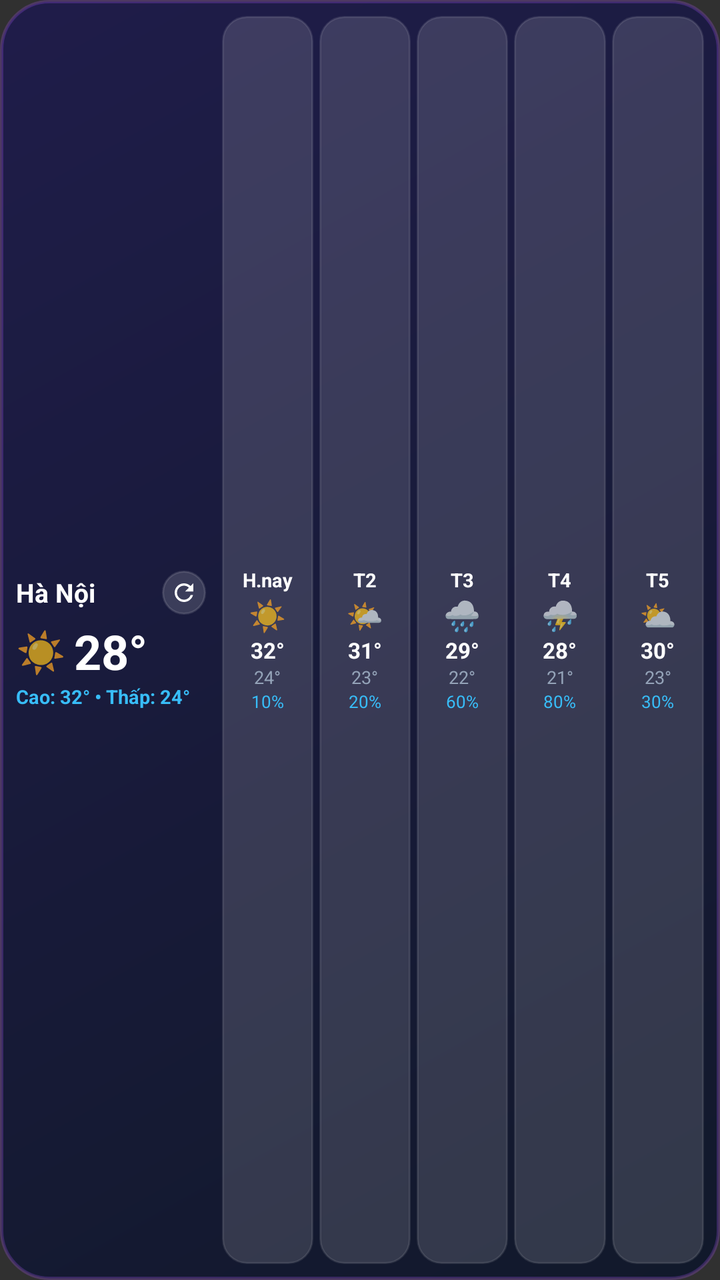
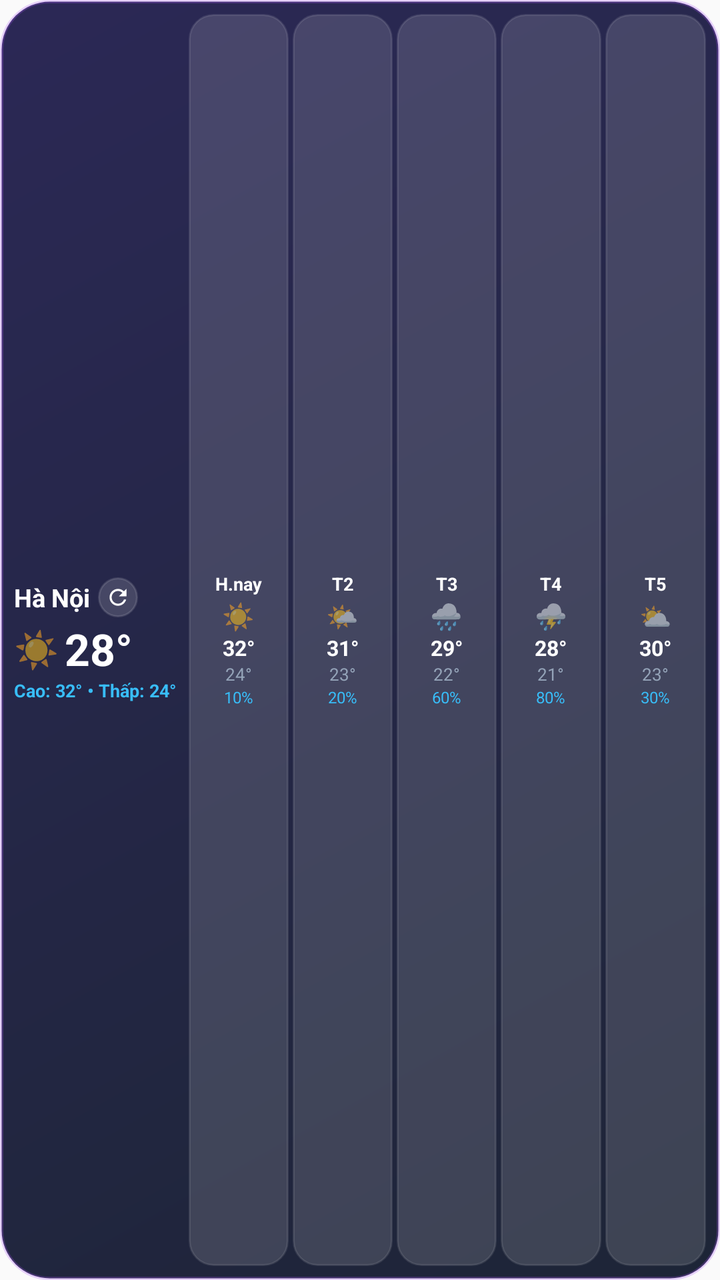

Before-and-after screenshots of an Android layout around one commit, followed by the original layout XML and the change that was made.
<!-- AndroidManifest.xml: application theme Theme.Weather24h -->
<!-- res/layout/weather_widget_forecast.xml -->
<?xml version="1.0" encoding="utf-8"?>
<FrameLayout xmlns:android="http://schemas.android.com/apk/res/android"
    android:id="@+id/forecast_widget_root"
    android:layout_width="match_parent"
    android:layout_height="match_parent">

    
    <ImageView
        android:id="@+id/forecast_widget_bg_layer"
        android:layout_width="match_parent"
        android:layout_height="match_parent"
        android:scaleType="fitXY"
        android:src="@drawable/widget_bg_dark" />

    
    <LinearLayout
        android:id="@+id/forecast_widget_content"
        android:layout_width="match_parent"
        android:layout_height="match_parent"
        android:gravity="center_vertical"
        android:orientation="horizontal"
        android:padding="8dp">

        
        <LinearLayout
            android:layout_width="wrap_content"
            android:layout_height="wrap_content"
            android:layout_marginEnd="8dp"
            android:gravity="center_vertical"
            android:minWidth="95dp"
            android:orientation="vertical">

            <LinearLayout
                android:layout_width="match_parent"
                android:layout_height="wrap_content"
                android:gravity="center_vertical"
                android:orientation="horizontal">

                <TextView
                    android:id="@+id/forecast_widget_city"
                    android:layout_width="0dp"
                    android:layout_height="wrap_content"
                    android:layout_weight="1"
                    android:ellipsize="end"
                    android:maxLines="1"
                    android:text="Hà Nội"
                    android:textColor="#FFFFFF"
                    android:textSize="13sp"
                    android:textStyle="bold" />

                <ImageView
                    android:id="@+id/forecast_widget_btn_refresh"
                    android:layout_width="22dp"
                    android:layout_height="22dp"
                    android:layout_marginStart="4dp"
                    android:background="@drawable/widget_refresh_btn_bg_dark"
                    android:contentDescription="Làm mới thời tiết"
                    android:padding="4dp"
                    android:src="@drawable/ic_refresh" />
            </LinearLayout>

            <LinearLayout
                android:layout_width="wrap_content"
                android:layout_height="wrap_content"
                android:layout_marginTop="2dp"
                android:gravity="center_vertical"
                android:orientation="horizontal">

                <TextView
                    android:id="@+id/forecast_widget_icon"
                    android:layout_width="wrap_content"
                    android:layout_height="wrap_content"
                    android:layout_marginEnd="4dp"
                    android:text="☀️"
                    android:textSize="20sp" />

                <TextView
                    android:id="@+id/forecast_widget_temp"
                    android:layout_width="wrap_content"
                    android:layout_height="wrap_content"
                    android:text="28°"
                    android:textColor="#FFFFFF"
                    android:textSize="24sp"
                    android:textStyle="bold" />
            </LinearLayout>

            <TextView
                android:id="@+id/forecast_widget_desc"
                android:layout_width="wrap_content"
                android:layout_height="wrap_content"
                android:ellipsize="end"
                android:maxLines="1"
                android:text="Cao: 32° • Thấp: 24°"
                android:textColor="#38BDF8"
                android:textSize="9.5sp"
                android:textStyle="bold" />
        </LinearLayout>

        
        <LinearLayout
            android:layout_width="0dp"
            android:layout_height="match_parent"
            android:layout_weight="1"
            android:gravity="center_vertical"
            android:orientation="horizontal">

            
            <LinearLayout
                android:id="@+id/forecast_chip_0"
                android:layout_width="0dp"
                android:layout_height="match_parent"
                android:layout_marginEnd="3dp"
                android:layout_weight="1"
                android:background="@drawable/widget_hour_chip_dark"
                android:gravity="center"
                android:orientation="vertical"
                android:padding="2dp">

                <TextView
                    android:id="@+id/day0_label"
                    android:layout_width="wrap_content"
                    android:layout_height="wrap_content"
                    android:text="H.nay"
                    android:textColor="#FFFFFF"
                    android:textSize="9.5sp"
                    android:textStyle="bold" />

                <TextView
                    android:id="@+id/day0_icon"
                    android:layout_width="wrap_content"
                    android:layout_height="wrap_content"
                    android:layout_marginTop="1dp"
                    android:text="☀️"
                    android:textSize="15sp" />

                <TextView
                    android:id="@+id/day0_temp_max"
                    android:layout_width="wrap_content"
                    android:layout_height="wrap_content"
                    android:text="32°"
                    android:textColor="#FFFFFF"
                    android:textSize="11sp"
                    android:textStyle="bold" />

                <TextView
                    android:id="@+id/day0_temp_min"
                    android:layout_width="wrap_content"
                    android:layout_height="wrap_content"
                    android:text="24°"
                    android:textColor="#94A3B8"
                    android:textSize="9sp" />

                <TextView
                    android:id="@+id/day0_rain"
                    android:layout_width="wrap_content"
                    android:layout_height="wrap_content"
                    android:text="10%"
                    android:textColor="#38BDF8"
                    android:textSize="8.5sp" />
            </LinearLayout>

            
            <LinearLayout
                android:id="@+id/forecast_chip_1"
                android:layout_width="0dp"
                android:layout_height="match_parent"
                android:layout_marginEnd="3dp"
                android:layout_weight="1"
                android:background="@drawable/widget_hour_chip_dark"
                android:gravity="center"
                android:orientation="vertical"
                android:padding="2dp">

                <TextView
                    android:id="@+id/day1_label"
                    android:layout_width="wrap_content"
                    android:layout_height="wrap_content"
                    android:text="T2"
                    android:textColor="#FFFFFF"
                    android:textSize="9.5sp"
                    android:textStyle="bold" />

                <TextView
                    android:id="@+id/day1_icon"
                    android:layout_width="wrap_content"
                    android:layout_height="wrap_content"
                    android:layout_marginTop="1dp"
                    android:text="🌤️"
                    android:textSize="15sp" />

                <TextView
                    android:id="@+id/day1_temp_max"
                    android:layout_width="wrap_content"
                    android:layout_height="wrap_content"
                    android:text="31°"
                    android:textColor="#FFFFFF"
                    android:textSize="11sp"
                    android:textStyle="bold" />

                <TextView
                    android:id="@+id/day1_temp_min"
                    android:layout_width="wrap_content"
                    android:layout_height="wrap_content"
                    android:text="23°"
                    android:textColor="#94A3B8"
                    android:textSize="9sp" />

                <TextView
                    android:id="@+id/day1_rain"
                    android:layout_width="wrap_content"
                    android:layout_height="wrap_content"
                    android:text="20%"
                    android:textColor="#38BDF8"
                    android:textSize="8.5sp" />
            </LinearLayout>

            
            <LinearLayout
                android:id="@+id/forecast_chip_2"
                android:layout_width="0dp"
                android:layout_height="match_parent"
                android:layout_marginEnd="3dp"
                android:layout_weight="1"
                android:background="@drawable/widget_hour_chip_dark"
                android:gravity="center"
                android:orientation="vertical"
                android:padding="2dp">

                <TextView
                    android:id="@+id/day2_label"
                    android:layout_width="wrap_content"
                    android:layout_height="wrap_content"
                    android:text="T3"
                    android:textColor="#FFFFFF"
                    android:textSize="9.5sp"
                    android:textStyle="bold" />

                <TextView
                    android:id="@+id/day2_icon"
                    android:layout_width="wrap_content"
                    android:layout_height="wrap_content"
                    android:layout_marginTop="1dp"
                    android:text="🌧️"
                    android:textSize="15sp" />

                <TextView
                    android:id="@+id/day2_temp_max"
                    android:layout_width="wrap_content"
                    android:layout_height="wrap_content"
                    android:text="29°"
                    android:textColor="#FFFFFF"
                    android:textSize="11sp"
                    android:textStyle="bold" />

                <TextView
                    android:id="@+id/day2_temp_min"
                    android:layout_width="wrap_content"
                    android:layout_height="wrap_content"
                    android:text="22°"
                    android:textColor="#94A3B8"
                    android:textSize="9sp" />

                <TextView
                    android:id="@+id/day2_rain"
                    android:layout_width="wrap_content"
                    android:layout_height="wrap_content"
                    android:text="60%"
                    android:textColor="#38BDF8"
                    android:textSize="8.5sp" />
            </LinearLayout>

            
            <LinearLayout
                android:id="@+id/forecast_chip_3"
                android:layout_width="0dp"
                android:layout_height="match_parent"
                android:layout_marginEnd="3dp"
                android:layout_weight="1"
                android:background="@drawable/widget_hour_chip_dark"
                android:gravity="center"
                android:orientation="vertical"
                android:padding="2dp">

                <TextView
                    android:id="@+id/day3_label"
                    android:layout_width="wrap_content"
                    android:layout_height="wrap_content"
                    android:text="T4"
                    android:textColor="#FFFFFF"
                    android:textSize="9.5sp"
                    android:textStyle="bold" />

                <TextView
                    android:id="@+id/day3_icon"
                    android:layout_width="wrap_content"
                    android:layout_height="wrap_content"
                    android:layout_marginTop="1dp"
                    android:text="⛈️"
                    android:textSize="15sp" />

                <TextView
                    android:id="@+id/day3_temp_max"
                    android:layout_width="wrap_content"
                    android:layout_height="wrap_content"
                    android:text="28°"
                    android:textColor="#FFFFFF"
                    android:textSize="11sp"
                    android:textStyle="bold" />

                <TextView
                    android:id="@+id/day3_temp_min"
                    android:layout_width="wrap_content"
                    android:layout_height="wrap_content"
                    android:text="21°"
                    android:textColor="#94A3B8"
                    android:textSize="9sp" />

                <TextView
                    android:id="@+id/day3_rain"
                    android:layout_width="wrap_content"
                    android:layout_height="wrap_content"
                    android:text="80%"
                    android:textColor="#38BDF8"
                    android:textSize="8.5sp" />
            </LinearLayout>

            
            <LinearLayout
                android:id="@+id/forecast_chip_4"
                android:layout_width="0dp"
                android:layout_height="match_parent"
                android:layout_weight="1"
                android:background="@drawable/widget_hour_chip_dark"
                android:gravity="center"
                android:orientation="vertical"
                android:padding="2dp">

                <TextView
                    android:id="@+id/day4_label"
                    android:layout_width="wrap_content"
                    android:layout_height="wrap_content"
                    android:text="T5"
                    android:textColor="#FFFFFF"
                    android:textSize="9.5sp"
                    android:textStyle="bold" />

                <TextView
                    android:id="@+id/day4_icon"
                    android:layout_width="wrap_content"
                    android:layout_height="wrap_content"
                    android:layout_marginTop="1dp"
                    android:text="⛅"
                    android:textSize="15sp" />

                <TextView
                    android:id="@+id/day4_temp_max"
                    android:layout_width="wrap_content"
                    android:layout_height="wrap_content"
                    android:text="30°"
                    android:textColor="#FFFFFF"
                    android:textSize="11sp"
                    android:textStyle="bold" />

                <TextView
                    android:id="@+id/day4_temp_min"
                    android:layout_width="wrap_content"
                    android:layout_height="wrap_content"
                    android:text="23°"
                    android:textColor="#94A3B8"
                    android:textSize="9sp" />

                <TextView
                    android:id="@+id/day4_rain"
                    android:layout_width="wrap_content"
                    android:layout_height="wrap_content"
                    android:text="30%"
                    android:textColor="#38BDF8"
                    android:textSize="8.5sp" />
            </LinearLayout>

        </LinearLayout>

    </LinearLayout>

</FrameLayout>
<!-- resources referenced by this layout -->
<resources>
  <!-- drawable ic_refresh (drawable) -->
  <vector xmlns:android="http://schemas.android.com/apk/res/android"
      android:width="24dp"
      android:height="24dp"
      android:viewportWidth="24"
      android:viewportHeight="24">
      <path
          android:fillColor="#FFFFFFFF"
          android:pathData="M17.65,6.35C16.2,4.9 14.21,4 12,4c-4.42,0 -7.99,3.58 -7.99,8s3.57,8 7.99,8c3.73,0 6.84,-2.55 7.73,-6h-2.08c-0.82,2.33 -3.04,4 -5.65,4 -3.31,0 -6,-2.69 -6,-6s2.69,-6 6,-6c1.66,0 3.14,0.69 4.22,1.78L13,11h7V4l-2.35,2.35z"/>
  </vector>
  <!-- drawable widget_bg_dark (drawable) -->
  <?xml version="1.0" encoding="utf-8"?>
  <shape xmlns:android="http://schemas.android.com/apk/res/android"
      android:shape="rectangle">
      <gradient
          android:angle="315"
          android:startColor="#F01E1B4B"
          android:endColor="#F00F172A" />
      <corners android:radius="24dp" />
      <stroke
          android:width="1.5dp"
          android:color="#40A855F7" />
  </shape>
  <!-- drawable widget_hour_chip_dark (drawable) -->
  <?xml version="1.0" encoding="utf-8"?>
  <shape xmlns:android="http://schemas.android.com/apk/res/android"
      android:shape="rectangle">
      <corners android:radius="12dp" />
      <solid android:color="#24FFFFFF" />
      <stroke
          android:width="1dp"
          android:color="#1AFFFFFF" />
  </shape>
  <!-- drawable widget_refresh_btn_bg_dark (drawable) -->
  <?xml version="1.0" encoding="utf-8"?>
  <shape xmlns:android="http://schemas.android.com/apk/res/android"
      android:shape="oval">
      <solid android:color="#26FFFFFF" />
      <stroke
          android:width="1dp"
          android:color="#20FFFFFF" />
  </shape>
  <style name="Theme.Weather24h" parent="android:Theme.Material.NoActionBar">
          <item name="android:statusBarColor">@android:color/transparent</item>
          <item name="android:navigationBarColor">#0F172A</item>
          <item name="android:windowLightStatusBar">false</item>
      </style>
</resources>

<!-- the commit's change to res/layout/weather_widget_forecast.xml (unified diff, before → after) -->
@@ -19,50 +19,49 @@
         android:layout_height="match_parent"
         android:gravity="center_vertical"
         android:orientation="horizontal"
-        android:padding="8dp">
+        android:padding="7dp">
 
         
         <LinearLayout
             android:layout_width="wrap_content"
             android:layout_height="wrap_content"
-            android:layout_marginEnd="8dp"
+            android:layout_marginEnd="6dp"
             android:gravity="center_vertical"
-            android:minWidth="95dp"
             android:orientation="vertical">
 
             <LinearLayout
-                android:layout_width="match_parent"
+                android:layout_width="wrap_content"
                 android:layout_height="wrap_content"
                 android:gravity="center_vertical"
                 android:orientation="horizontal">
 
                 <TextView
                     android:id="@+id/forecast_widget_city"
-                    android:layout_width="0dp"
-                    android:layout_height="wrap_content"
-                    android:layout_weight="1"
+                    android:layout_width="wrap_content"
+                    android:layout_height="wrap_content"
                     android:ellipsize="end"
                     android:maxLines="1"
+                    android:singleLine="true"
                     android:text="Hà Nội"
                     android:textColor="#FFFFFF"
-                    android:textSize="13sp"
+                    android:textSize="12.5sp"
                     android:textStyle="bold" />
 
                 <ImageView
                     android:id="@+id/forecast_widget_btn_refresh"
-                    android:layout_width="22dp"
-                    android:layout_height="22dp"
+                    android:layout_width="20dp"
+                    android:layout_height="20dp"
                     android:layout_marginStart="4dp"
                     android:background="@drawable/widget_refresh_btn_bg_dark"
                     android:contentDescription="Làm mới thời tiết"
-                    android:padding="4dp"
+                    android:padding="3.5dp"
                     android:src="@drawable/ic_refresh" />
             </LinearLayout>
 
             <LinearLayout
                 android:layout_width="wrap_content"
                 android:layout_height="wrap_content"
-                android:layout_marginTop="2dp"
+                android:layout_marginTop="1dp"
                 android:gravity="center_vertical"
                 android:orientation="horizontal">
 
@@ -70,17 +69,18 @@
                     android:id="@+id/forecast_widget_icon"
                     android:layout_width="wrap_content"
                     android:layout_height="wrap_content"
-                    android:layout_marginEnd="4dp"
+                    android:layout_marginEnd="3dp"
                     android:text="☀️"
-                    android:textSize="20sp" />
+                    android:textSize="18sp" />
 
                 <TextView
                     android:id="@+id/forecast_widget_temp"
                     android:layout_width="wrap_content"
                     android:layout_height="wrap_content"
+                    android:singleLine="true"
                     android:text="28°"
                     android:textColor="#FFFFFF"
-                    android:textSize="24sp"
+                    android:textSize="22sp"
                     android:textStyle="bold" />
             </LinearLayout>
 
@@ -90,9 +90,10 @@
                 android:layout_height="wrap_content"
                 android:ellipsize="end"
                 android:maxLines="1"
+                android:singleLine="true"
                 android:text="Cao: 32° • Thấp: 24°"
                 android:textColor="#38BDF8"
-                android:textSize="9.5sp"
+                android:textSize="9sp"
                 android:textStyle="bold" />
         </LinearLayout>
 
@@ -109,20 +110,24 @@
                 android:id="@+id/forecast_chip_0"
                 android:layout_width="0dp"
                 android:layout_height="match_parent"
-                android:layout_marginEnd="3dp"
+                android:layout_marginEnd="2dp"
                 android:layout_weight="1"
                 android:background="@drawable/widget_hour_chip_dark"
                 android:gravity="center"
                 android:orientation="vertical"
-                android:padding="2dp">
+                android:paddingTop="3dp"
+                android:paddingBottom="3dp"
+                android:paddingStart="1.5dp"
+                android:paddingEnd="1.5dp">
 
                 <TextView
                     android:id="@+id/day0_label"
                     android:layout_width="wrap_content"
                     android:layout_height="wrap_content"
+                    android:singleLine="true"
                     android:text="H.nay"
                     android:textColor="#FFFFFF"
-                    android:textSize="9.5sp"
+                    android:textSize="9sp"
                     android:textStyle="bold" />
 
                 <TextView
@@ -131,32 +136,35 @@
                     android:layout_height="wrap_content"
                     android:layout_marginTop="1dp"
                     android:text="☀️"
-                    android:textSize="15sp" />
+                    android:textSize="13sp" />
 
                 <TextView
                     android:id="@+id/day0_temp_max"
                     android:layout_width="wrap_content"
                     android:layout_height="wrap_content"
+                    android:singleLine="true"
                     android:text="32°"
                     android:textColor="#FFFFFF"
-                    android:textSize="11sp"
+                    android:textSize="10.5sp"
                     android:textStyle="bold" />
 
                 <TextView
                     android:id="@+id/day0_temp_min"
                     android:layout_width="wrap_content"
                     android:layout_height="wrap_content"
+                    android:singleLine="true"
                     android:text="24°"
                     android:textColor="#94A3B8"
-                    android:textSize="9sp" />
+                    android:textSize="8.5sp" />
 
                 <TextView
                     android:id="@+id/day0_rain"
                     android:layout_width="wrap_content"
                     android:layout_height="wrap_content"
+                    android:singleLine="true"
                     android:text="10%"
                     android:textColor="#38BDF8"
-                    android:textSize="8.5sp" />
+                    android:textSize="8sp" />
             </LinearLayout>
 
             
@@ -164,20 +172,24 @@
                 android:id="@+id/forecast_chip_1"
                 android:layout_width="0dp"
                 android:layout_height="match_parent"
-                android:layout_marginEnd="3dp"
+                android:layout_marginEnd="2dp"
                 android:layout_weight="1"
                 android:background="@drawable/widget_hour_chip_dark"
                 android:gravity="center"
                 android:orientation="vertical"
-                android:padding="2dp">
+                android:paddingTop="3dp"
+                android:paddingBottom="3dp"
+                android:paddingStart="1.5dp"
+                android:paddingEnd="1.5dp">
 
                 <TextView
                     android:id="@+id/day1_label"
                     android:layout_width="wrap_content"
                     android:layout_height="wrap_content"
+                    android:singleLine="true"
                     android:text="T2"
                     android:textColor="#FFFFFF"
-                    android:textSize="9.5sp"
+                    android:textSize="9sp"
                     android:textStyle="bold" />
 
                 <TextView
@@ -186,32 +198,35 @@
                     android:layout_height="wrap_content"
                     android:layout_marginTop="1dp"
                     android:text="🌤️"
-                    android:textSize="15sp" />
+                    android:textSize="13sp" />
 
                 <TextView
                     android:id="@+id/day1_temp_max"
                     android:layout_width="wrap_content"
                     android:layout_height="wrap_content"
+                    android:singleLine="true"
                     android:text="31°"
                     android:textColor="#FFFFFF"
-                    android:textSize="11sp"
+                    android:textSize="10.5sp"
                     android:textStyle="bold" />
 
                 <TextView
                     android:id="@+id/day1_temp_min"
                     android:layout_width="wrap_content"
                     android:layout_height="wrap_content"
+                    android:singleLine="true"
                     android:text="23°"
                     android:textColor="#94A3B8"
-                    android:textSize="9sp" />
+                    android:textSize="8.5sp" />
 
                 <TextView
                     android:id="@+id/day1_rain"
                     android:layout_width="wrap_content"
                     android:layout_height="wrap_content"
+                    android:singleLine="true"
                     android:text="20%"
                     android:textColor="#38BDF8"
-                    android:textSize="8.5sp" />
+                    android:textSize="8sp" />
             </LinearLayout>
 
             
@@ -219,20 +234,24 @@
                 android:id="@+id/forecast_chip_2"
                 android:layout_width="0dp"
                 android:layout_height="match_parent"
-                android:layout_marginEnd="3dp"
+                android:layout_marginEnd="2dp"
                 android:layout_weight="1"
                 android:background="@drawable/widget_hour_chip_dark"
                 android:gravity="center"
                 android:orientation="vertical"
-                android:padding="2dp">
+                android:paddingTop="3dp"
+                android:paddingBottom="3dp"
+                android:paddingStart="1.5dp"
+                android:paddingEnd="1.5dp">
 
                 <TextView
                     android:id="@+id/day2_label"
                     android:layout_width="wrap_content"
                     android:layout_height="wrap_content"
+                    android:singleLine="true"
                     android:text="T3"
                     android:textColor="#FFFFFF"
-                    android:textSize="9.5sp"
+                    android:textSize="9sp"
                     android:textStyle="bold" />
 
                 <TextView
@@ -241,32 +260,35 @@
                     android:layout_height="wrap_content"
                     android:layout_marginTop="1dp"
                     android:text="🌧️"
-                    android:textSize="15sp" />
+                    android:textSize="13sp" />
 
                 <TextView
                     android:id="@+id/day2_temp_max"
                     android:layout_width="wrap_content"
                     android:layout_height="wrap_content"
+                    android:singleLine="true"
                     android:text="29°"
                     android:textColor="#FFFFFF"
-                    android:textSize="11sp"
+                    android:textSize="10.5sp"
                     android:textStyle="bold" />
 
                 <TextView
                     android:id="@+id/day2_temp_min"
                     android:layout_width="wrap_content"
                     android:layout_height="wrap_content"
+                    android:singleLine="true"
                     android:text="22°"
                     android:textColor="#94A3B8"
-                    android:textSize="9sp" />
+                    android:textSize="8.5sp" />
 
                 <TextView
                     android:id="@+id/day2_rain"
                     android:layout_width="wrap_content"
                     android:layout_height="wrap_content"
+                    android:singleLine="true"
                     android:text="60%"
                     android:textColor="#38BDF8"
-                    android:textSize="8.5sp" />
+                    android:textSize="8sp" />
             </LinearLayout>
 
             
@@ -274,20 +296,24 @@
                 android:id="@+id/forecast_chip_3"
                 android:layout_width="0dp"
                 android:layout_height="match_parent"
-                android:layout_marginEnd="3dp"
+                android:layout_marginEnd="2dp"
                 android:layout_weight="1"
                 android:background="@drawable/widget_hour_chip_dark"
                 android:gravity="center"
                 android:orientation="vertical"
-                android:padding="2dp">
+                android:paddingTop="3dp"
+                android:paddingBottom="3dp"
+                android:paddingStart="1.5dp"
+                android:paddingEnd="1.5dp">
 
                 <TextView
                     android:id="@+id/day3_label"
                     android:layout_width="wrap_content"
                     android:layout_height="wrap_content"
+                    android:singleLine="true"
                     android:text="T4"
                     android:textColor="#FFFFFF"
-                    android:textSize="9.5sp"
+                    android:textSize="9sp"
                     android:textStyle="bold" />
 
                 <TextView
@@ -296,32 +322,35 @@
                     android:layout_height="wrap_content"
                     android:layout_marginTop="1dp"
                     android:text="⛈️"
-                    android:textSize="15sp" />
+                    android:textSize="13sp" />
 
                 <TextView
                     android:id="@+id/day3_temp_max"
                     android:layout_width="wrap_content"
                     android:layout_height="wrap_content"
+                    android:singleLine="true"
                     android:text="28°"
                     android:textColor="#FFFFFF"
-                    android:textSize="11sp"
+                    android:textSize="10.5sp"
                     android:textStyle="bold" />
 
                 <TextView
                     android:id="@+id/day3_temp_min"
                     android:layout_width="wrap_content"
                     android:layout_height="wrap_content"
+                    android:singleLine="true"
                     android:text="21°"
                     android:textColor="#94A3B8"
-                    android:textSize="9sp" />
+                    android:textSize="8.5sp" />
 
                 <TextView
                     android:id="@+id/day3_rain"
                     android:layout_width="wrap_content"
                     android:layout_height="wrap_content"
+                    android:singleLine="true"
                     android:text="80%"
                     android:textColor="#38BDF8"
-                    android:textSize="8.5sp" />
+                    android:textSize="8sp" />
             </LinearLayout>
 
             
@@ -333,15 +362,19 @@
                 android:background="@drawable/widget_hour_chip_dark"
                 android:gravity="center"
                 android:orientation="vertical"
-                android:padding="2dp">
+                android:paddingTop="3dp"
+                android:paddingBottom="3dp"
+                android:paddingStart="1.5dp"
+                android:paddingEnd="1.5dp">
 
                 <TextView
                     android:id="@+id/day4_label"
                     android:layout_width="wrap_content"
                     android:layout_height="wrap_content"
+                    android:singleLine="true"
                     android:text="T5"
                     android:textColor="#FFFFFF"
-                    android:textSize="9.5sp"
+                    android:textSize="9sp"
                     android:textStyle="bold" />
 
                 <TextView
@@ -350,32 +383,35 @@
                     android:layout_height="wrap_content"
                     android:layout_marginTop="1dp"
                     android:text="⛅"
-                    android:textSize="15sp" />
+                    android:textSize="13sp" />
 
                 <TextView
                     android:id="@+id/day4_temp_max"
                     android:layout_width="wrap_content"
                     android:layout_height="wrap_content"
+                    android:singleLine="true"
                     android:text="30°"
                     android:textColor="#FFFFFF"
-                    android:textSize="11sp"
+                    android:textSize="10.5sp"
                     android:textStyle="bold" />
 
                 <TextView
                     android:id="@+id/day4_temp_min"
                     android:layout_width="wrap_content"
                     android:layout_height="wrap_content"
+                    android:singleLine="true"
                     android:text="23°"
                     android:textColor="#94A3B8"
-                    android:textSize="9sp" />
+                    android:textSize="8.5sp" />
 
                 <TextView
                     android:id="@+id/day4_rain"
                     android:layout_width="wrap_content"
                     android:layout_height="wrap_content"
+                    android:singleLine="true"
                     android:text="30%"
                     android:textColor="#38BDF8"
-                    android:textSize="8.5sp" />
+                    android:textSize="8sp" />
             </LinearLayout>
 
         </LinearLayout>
<!-- resource entries referenced after the edit -->
@@ -42,10 +42,11 @@
           android:width="1dp"
           android:color="#20FFFFFF" />
   </shape>
-  <style name="Theme.Weather24h" parent="android:Theme.Material.NoActionBar">
+  <style name="Theme.Weather24h" parent="android:Theme.Material.Light.NoActionBar">
           <item name="android:statusBarColor">@android:color/transparent</item>
-          <item name="android:navigationBarColor">#0F172A</item>
-          <item name="android:windowLightStatusBar">false</item>
+          <item name="android:navigationBarColor">@android:color/transparent</item>
+          <item name="android:windowLightStatusBar">true</item>
+          <item name="android:windowLightNavigationBar">true</item>
       </style>
 </resources>
 
